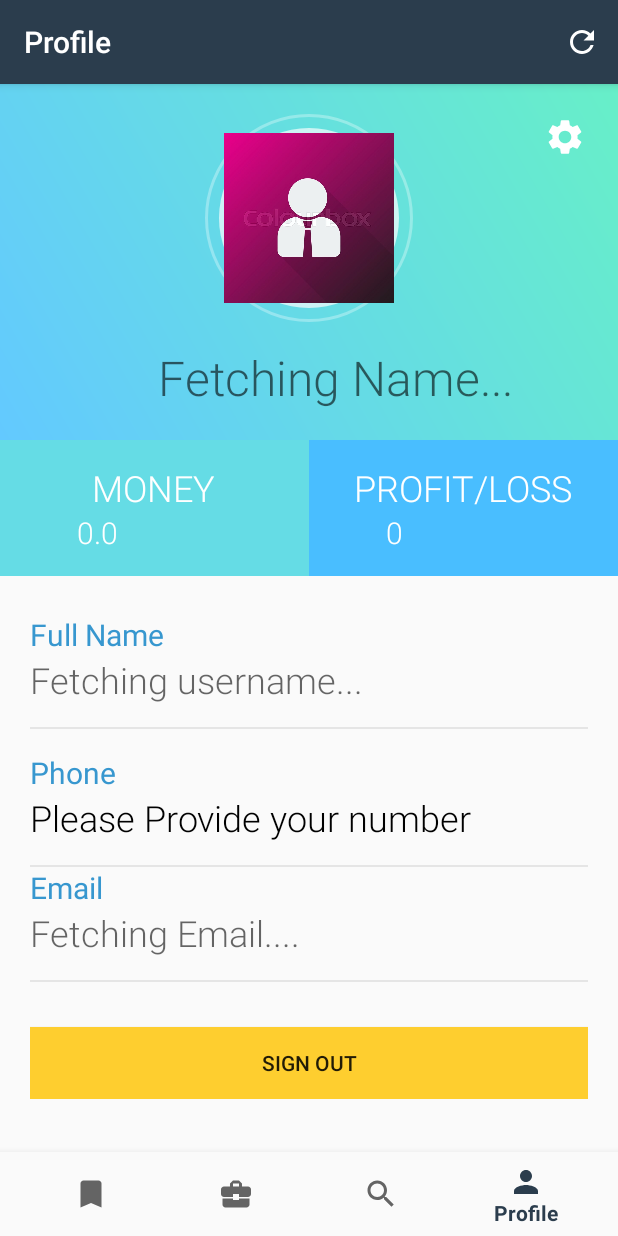
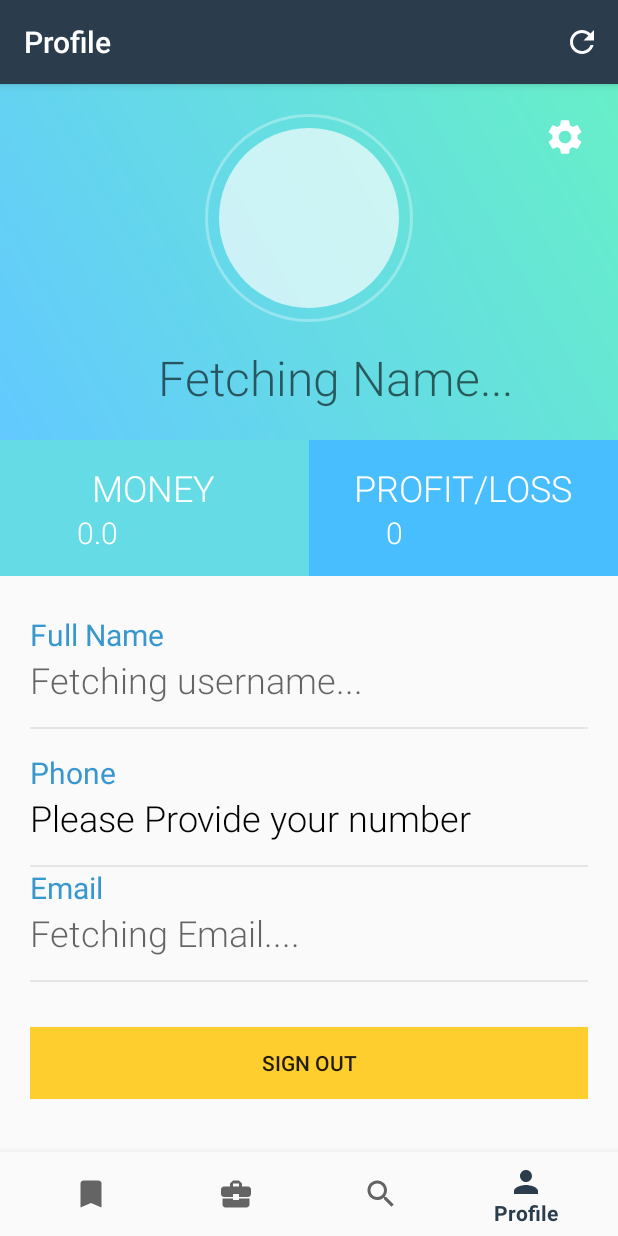
Before and after one commit to ErR0rpj/StockMoney, an Android app: the ProfileFragment screen opened through its navigation route, on a phone screen of 412 x 824 dp. Run offline under Robolectric (Android 15) with nearby library versions, the phone set to English and light mode, and no system bars; our stand-ins replace Firebase (no records; nobody signed in at launch, a user with empty details on screens opened directly), navigation-ui; libraries missing offline, so code that uses them is left out: com.firebase.ui; network calls fail; 2 statements that could not run were skipped.

Commit message:
Ui updated in portfolio 22

```diff
--- a/app/src/main/res/layout/fragment_profile.xml
+++ b/app/src/main/res/layout/fragment_profile.xml
@@ -3,6 +3,8 @@
     xmlns:app="http://schemas.android.com/apk/res-auto"
     android:layout_width="match_parent"
     android:layout_height="match_parent">
+
+
 
     <LinearLayout
         android:layout_width="match_parent"
@@ -31,8 +33,7 @@
                     android:adjustViewBounds="true"
                     android:background="@drawable/circle"
                     android:padding="3dp"
-                    android:scaleType="centerInside"
-                    android:src="@drawable/ic_user" />
+                    android:scaleType="centerInside" />
 
             </RelativeLayout>
 
@@ -44,6 +45,7 @@
                 android:layout_alignParentEnd="true"
                 android:layout_marginTop="15dp"
                 android:layout_marginEnd="70dp"
+                android:layout_marginLeft="40dp"
                 android:fontFamily="sans-serif-light"
                 android:hint="Fetching Name..."
                 android:textColor="@color/white"
@@ -275,4 +277,7 @@
         </RelativeLayout>
 
     </LinearLayout>
+
+
+
 </ScrollView>
```
